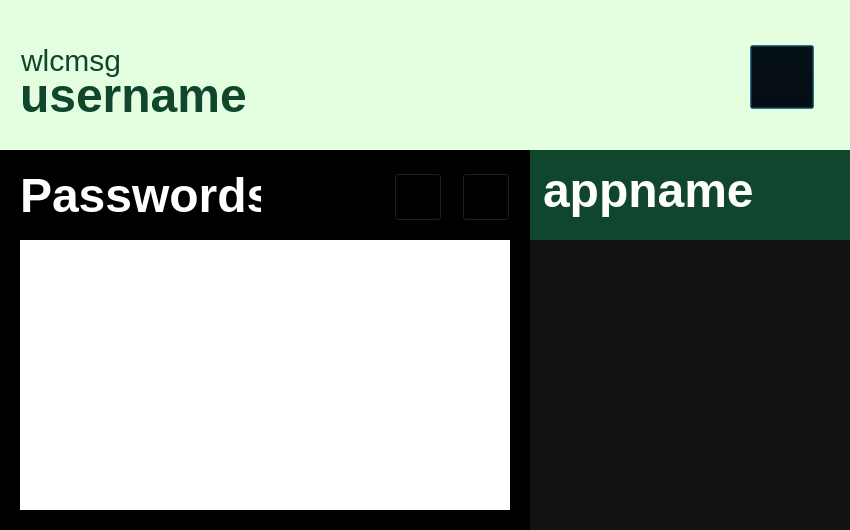
This is vault8_dashboard.ui in mvrck-dev/Clover as Qt 5 draws it before an edit. The edited form follows.
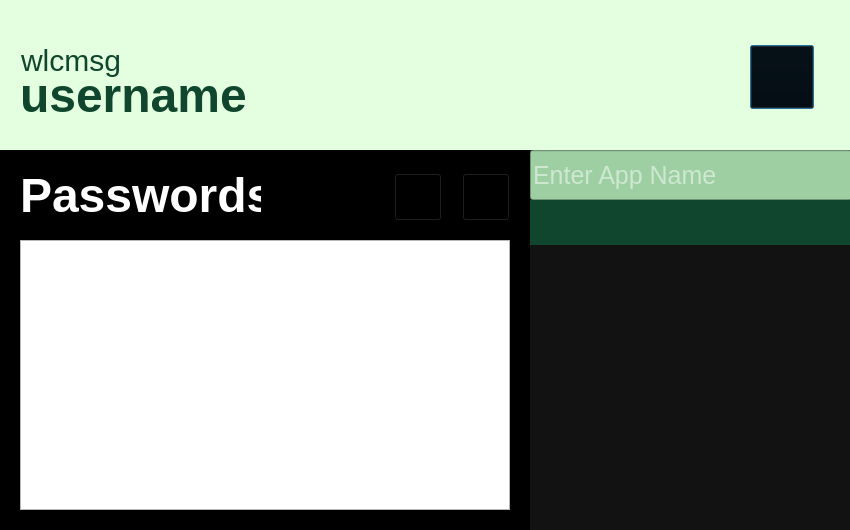
This is the edited form. Icons and pictures are not drawn.

What changed in the file:
```diff
--- a/vault8_dashboard.ui
+++ b/vault8_dashboard.ui
@@ -118,22 +118,6 @@
      <string>Passwords</string>
     </property>
    </widget>
-   <widget class="QLabel" name="appname">
-    <property name="geometry">
-     <rect>
-      <x>530</x>
-      <y>150</y>
-      <width>322</width>
-      <height>90</height>
-     </rect>
-    </property>
-    <property name="styleSheet">
-     <string notr="true">#appname{background-color:#0F462D; color: #FFF; font-size: 48px; font-weight: 500; padding: 5px, 15px, 0 ,0 }</string>
-    </property>
-    <property name="text">
-     <string>appname</string>
-    </property>
-   </widget>
    <widget class="QPushButton" name="logoutbtn">
     <property name="geometry">
      <rect>
@@ -231,7 +215,56 @@
      </rect>
     </property>
     <property name="styleSheet">
-     <string notr="true">#pwdlst{border-radius: 25px, 25px, 0, 0;}</string>
+     <string notr="true"/>
+    </property>
+   </widget>
+   <widget class="QLabel" name="appname">
+    <property name="geometry">
+     <rect>
+      <x>530</x>
+      <y>200</y>
+      <width>322</width>
+      <height>45</height>
+     </rect>
+    </property>
+    <property name="styleSheet">
+     <string notr="true">#appname{background-color:#0F462D; color: #FFF; font-size: 48px; font-weight: 500; padding: 5px, 9px, 0 ,0; font-size:10px; }</string>
+    </property>
+    <property name="text">
+     <string/>
+    </property>
+   </widget>
+   <widget class="QLineEdit" name="appfield">
+    <property name="geometry">
+     <rect>
+      <x>530</x>
+      <y>150</y>
+      <width>322</width>
+      <height>50</height>
+     </rect>
+    </property>
+    <property name="styleSheet">
+     <string notr="true">#appfield{background-color:#9dcfa3
+; color: #FFF;font-size: 48px; font-weight: 200; font-size:25px; }</string>
+    </property>
+    <property name="placeholderText">
+     <string>Enter App Name</string>
+    </property>
+   </widget>
+   <widget class="QLabel" name="alertbox">
+    <property name="geometry">
+     <rect>
+      <x>566</x>
+      <y>480</y>
+      <width>250</width>
+      <height>30</height>
+     </rect>
+    </property>
+    <property name="styleSheet">
+     <string notr="true">#appname{background-color:#0F462D; color: #FFF; font-size: 48px; font-weight: 500; padding: 5px, 9px, 0 ,0; font-size:10px; }</string>
+    </property>
+    <property name="text">
+     <string/>
     </property>
    </widget>
   </widget>
```
Left out of the diff: 2 changed lines with no effect on the pictures.
